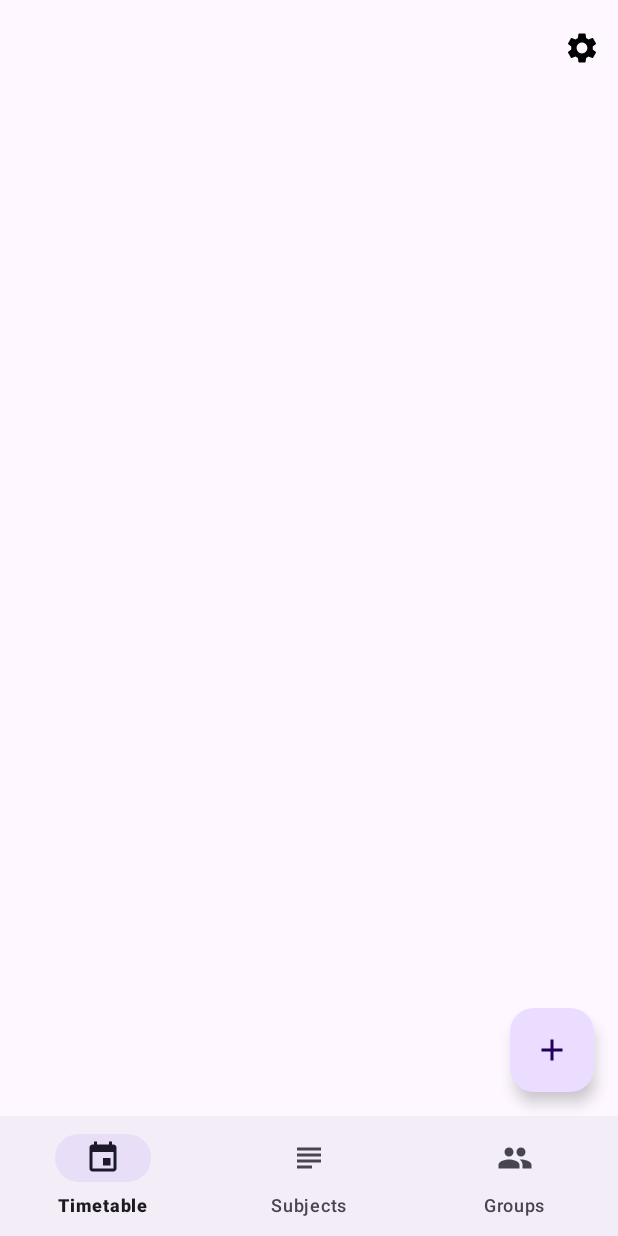
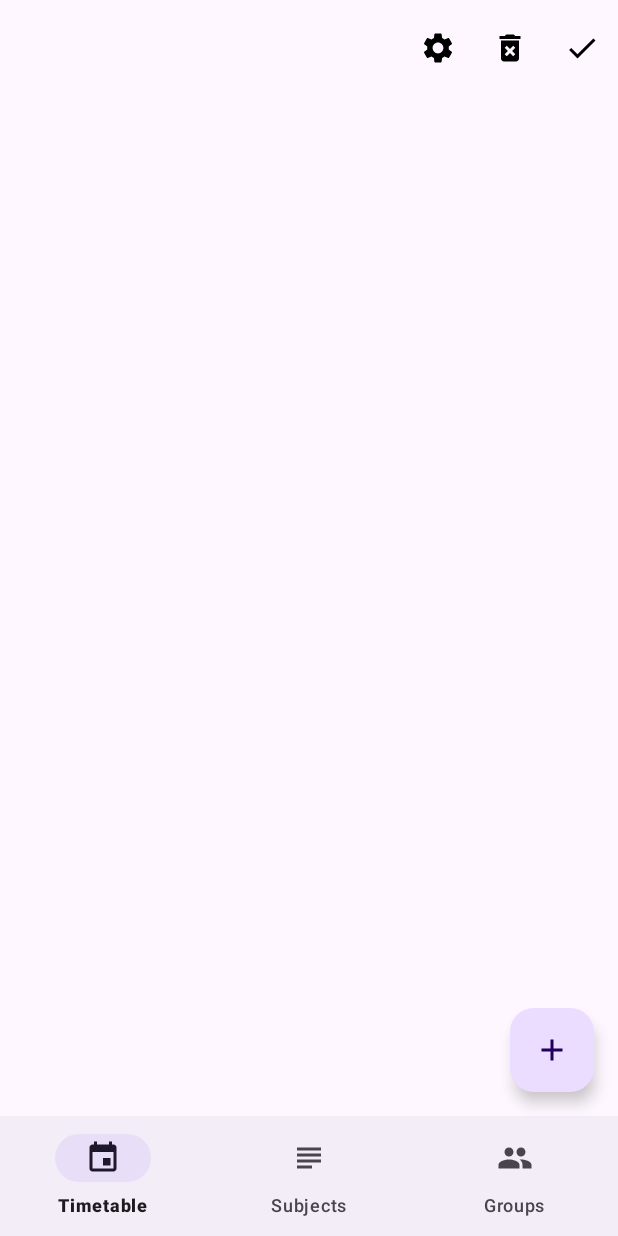
Before and after one commit to Maestr-o/StudentControl, an Android app: the screen it shows after launch (MainActivity), on a phone screen of 412 x 824 dp. Run offline under Robolectric (Android 15) with nearby library versions, the light colour scheme and no system bars.

Commit message:
UI edit lesson

```diff
--- /dev/null
+++ b/app/src/main/res/drawable/baseline_check_24.xml
@@ -0,0 +1,5 @@
+<vector android:height="24dp" android:tint="#000000"
+    android:viewportHeight="24" android:viewportWidth="24"
+    android:width="24dp" xmlns:android="http://schemas.android.com/apk/res/android">
+    <path android:fillColor="@android:color/white" android:pathData="M9,16.17L4.83,12l-1.42,1.41L9,19 21,7l-1.41,-1.41z"/>
+</vector>
--- a/app/src/main/res/menu/toolbar_menu.xml
+++ b/app/src/main/res/menu/toolbar_menu.xml
@@ -8,4 +8,16 @@
         android:title="@string/settings"
         app:showAsAction="ifRoom" />
 
+    <item
+        android:id="@+id/delete"
+        android:icon="@drawable/baseline_delete_forever_24"
+        android:title="@string/save"
+        app:showAsAction="ifRoom" />
+
+    <item
+        android:id="@+id/save"
+        android:icon="@drawable/baseline_check_24"
+        android:title="@string/save"
+        app:showAsAction="ifRoom" />
+
 </menu>
--- a/app/src/main/res/navigation/main_navigation.xml
+++ b/app/src/main/res/navigation/main_navigation.xml
@@ -1,11 +1,37 @@
 <?xml version="1.0" encoding="utf-8"?>
 <navigation xmlns:android="http://schemas.android.com/apk/res/android"
     xmlns:app="http://schemas.android.com/apk/res-auto"
+    xmlns:tools="http://schemas.android.com/tools"
     android:id="@+id/main_navigation"
     app:startDestination="@id/bottomNavigationFragment">
 
     <fragment
         android:id="@+id/bottomNavigationFragment"
         android:name="com.nstuproject.studentcontrol.fragment.BottomNavigationFragment"
-        android:label="BottomNavigationFragment" />
+        android:label="@string/timetable"
+        tools:layout="@layout/fragment_bottom_navigation">
+        <action
+            android:id="@+id/action_bottomNavigationFragment_to_editLessonFragment"
+            app:destination="@id/editLessonFragment" />
+    </fragment>
+    <fragment
+        android:id="@+id/editLessonFragment"
+        android:name="com.nstuproject.studentcontrol.fragment.EditLessonFragment"
+        android:label="@string/edit"
+        tools:layout="@layout/fragment_edit_lesson">
+        <action
+            android:id="@+id/action_editLessonFragment_to_datePickerFragment"
+            app:destination="@id/datePickerFragment" />
+        <action
+            android:id="@+id/action_editLessonFragment_to_timePickerFragment"
+            app:destination="@id/timePickerFragment" />
+    </fragment>
+    <dialog
+        android:id="@+id/datePickerFragment"
+        android:name="com.nstuproject.studentcontrol.fragment.DatePickerFragment"
+        android:label="@string/choose_date" />
+    <dialog
+        android:id="@+id/timePickerFragment"
+        android:name="com.nstuproject.studentcontrol.fragment.TimePickerFragment"
+        android:label="@string/choose_time" />
 </navigation>
--- a/app/src/main/res/values/colors.xml
+++ b/app/src/main/res/values/colors.xml
@@ -2,4 +2,5 @@
 <resources>
     <color name="black">#FF000000</color>
     <color name="white">#FFFFFFFF</color>
+    <color name="whiteBack">#FEF7FF</color>
 </resources>
```
Also changed, not shown: app/src/main/java/com/nstuproject/studentcontrol/fragment/DatePickerFragment.kt (added, +38 -0 lines), app/src/main/java/com/nstuproject/studentcontrol/fragment/EditLessonFragment.kt (added, +21 -0 lines), app/src/main/java/com/nstuproject/studentcontrol/fragment/TimePickerFragment.kt (added, +29 -0 lines), app/src/main/res/layout/card_group_list_item.xml (added, +20 -0 lines), app/src/main/res/layout/card_lesson.xml (+20 -9 lines), app/src/main/res/layout/fragment_edit_lesson.xml (added, +180 -0 lines), app/src/main/res/layout/spinner_item.xml (added, +10 -0 lines), app/src/main/res/values/strings.xml (+17 -0 lines), 1 other file.
